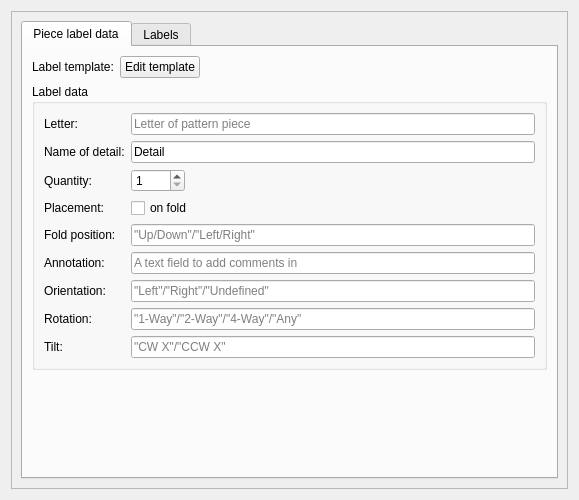
This is src/libs/vtools/dialogs/tools/piece/tabs/tablabels.ui in FashionFreedom/Seamly2D as Qt 5 draws it before an edit. The edited form follows.
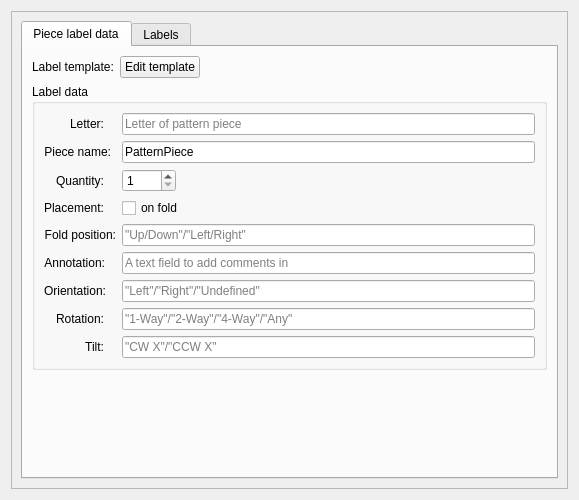
This is the edited form. The open tabs and pages were chosen to show the change. Icons and pictures are not drawn. Custom widgets are drawn as their Qt base class.

Commit message:
create unique new pattern piece name
Automatically create unique new pattern piece name in the Seam Allowance dialog.

Patch:
```diff
--- a/src/libs/vtools/dialogs/tools/piece/tabs/tablabels.ui
+++ b/src/libs/vtools/dialogs/tools/piece/tabs/tablabels.ui
@@ -88,9 +88,18 @@
               </property>
               <item row="0" column="0">
                <widget class="QLabel" name="label_5">
+                <property name="minimumSize">
+                 <size>
+                  <width>60</width>
+                  <height>0</height>
+                 </size>
+                </property>
                 <property name="text">
                  <string>Letter:</string>
                 </property>
+                <property name="alignment">
+                 <set>Qt::AlignRight|Qt::AlignTrailing|Qt::AlignVCenter</set>
+                </property>
                </widget>
               </item>
               <item row="0" column="1">
@@ -105,15 +114,24 @@
               </item>
               <item row="1" column="0">
                <widget class="QLabel" name="labelEditName">
+                <property name="minimumSize">
+                 <size>
+                  <width>60</width>
+                  <height>0</height>
+                 </size>
+                </property>
                 <property name="text">
-                 <string>Name of detail:</string>
+                 <string>Piece name:</string>
+                </property>
+                <property name="alignment">
+                 <set>Qt::AlignRight|Qt::AlignTrailing|Qt::AlignVCenter</set>
                 </property>
                </widget>
               </item>
               <item row="1" column="1">
                <widget class="VLineEdit" name="detailName_LineEdit">
                 <property name="text">
-                 <string>Detail</string>
+                 <string>PatternPiece</string>
                 </property>
                 <property name="maxLength">
                  <number>30</number>
@@ -125,9 +143,18 @@
               </item>
               <item row="2" column="0">
                <widget class="QLabel" name="labelQuantity">
+                <property name="minimumSize">
+                 <size>
+                  <width>60</width>
+                  <height>0</height>
+                 </size>
+                </property>
                 <property name="text">
                  <string>Quantity:</string>
                 </property>
+                <property name="alignment">
+                 <set>Qt::AlignRight|Qt::AlignTrailing|Qt::AlignVCenter</set>
+                </property>
                </widget>
               </item>
               <item row="2" column="1">
@@ -145,9 +172,18 @@
               </item>
               <item row="3" column="0">
                <widget class="QLabel" name="label">
+                <property name="minimumSize">
+                 <size>
+                  <width>60</width>
+                  <height>0</height>
+                 </size>
+                </property>
                 <property name="text">
                  <string>Placement:</string>
                 </property>
+                <property name="alignment">
+                 <set>Qt::AlignRight|Qt::AlignTrailing|Qt::AlignVCenter</set>
+                </property>
                </widget>
               </item>
               <item row="3" column="1">
@@ -159,9 +195,18 @@
               </item>
               <item row="5" column="0">
                <widget class="QLabel" name="label_2">
+                <property name="minimumSize">
+                 <size>
+                  <width>60</width>
+                  <height>0</height>
+                 </size>
+                </property>
                 <property name="text">
                  <string>Annotation:</string>
                 </property>
+                <property name="alignment">
+                 <set>Qt::AlignRight|Qt::AlignTrailing|Qt::AlignVCenter</set>
+                </property>
                </widget>
               </item>
               <item row="5" column="1">
@@ -173,9 +218,18 @@
               </item>
               <item row="6" column="0">
                <widget class="QLabel" name="label_3">
+                <property name="minimumSize">
+                 <size>
+                  <width>60</width>
+                  <height>0</height>
+                 </size>
+                </property>
                 <property name="text">
                  <string>Orientation:</string>
                 </property>
+                <property name="alignment">
+                 <set>Qt::AlignRight|Qt::AlignTrailing|Qt::AlignVCenter</set>
+                </property>
                </widget>
               </item>
               <item row="6" column="1">
@@ -187,9 +241,18 @@
               </item>
               <item row="7" column="0">
                <widget class="QLabel" name="label_4">
+                <property name="minimumSize">
+                 <size>
+                  <width>60</width>
+                  <height>0</height>
+                 </size>
+                </property>
                 <property name="text">
                  <string>Rotation:</string>
                 </property>
+                <property name="alignment">
+                 <set>Qt::AlignRight|Qt::AlignTrailing|Qt::AlignVCenter</set>
+                </property>
                </widget>
               </item>
               <item row="7" column="1">
@@ -201,9 +264,18 @@
               </item>
               <item row="8" column="0">
                <widget class="QLabel" name="label_6">
+                <property name="minimumSize">
+                 <size>
+                  <width>60</width>
+                  <height>0</height>
+                 </size>
+                </property>
                 <property name="text">
                  <string>Tilt:</string>
                 </property>
+                <property name="alignment">
+                 <set>Qt::AlignRight|Qt::AlignTrailing|Qt::AlignVCenter</set>
+                </property>
                </widget>
               </item>
               <item row="8" column="1">
@@ -215,9 +287,18 @@
               </item>
               <item row="4" column="0">
                <widget class="QLabel" name="label_7">
+                <property name="minimumSize">
+                 <size>
+                  <width>60</width>
+                  <height>0</height>
+                 </size>
+                </property>
                 <property name="text">
                  <string>Fold position:</string>
                 </property>
+                <property name="alignment">
+                 <set>Qt::AlignRight|Qt::AlignTrailing|Qt::AlignVCenter</set>
+                </property>
                </widget>
               </item>
               <item row="4" column="1">
```
Left out of the diff: 2 changed lines with no effect on the pictures. The commit also changes 2 other files.
